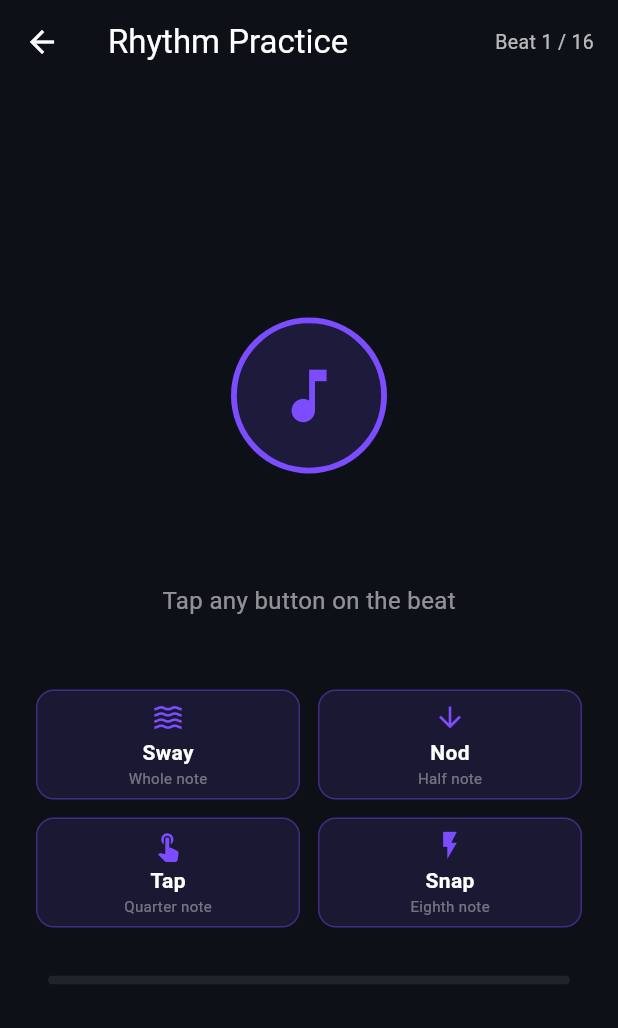
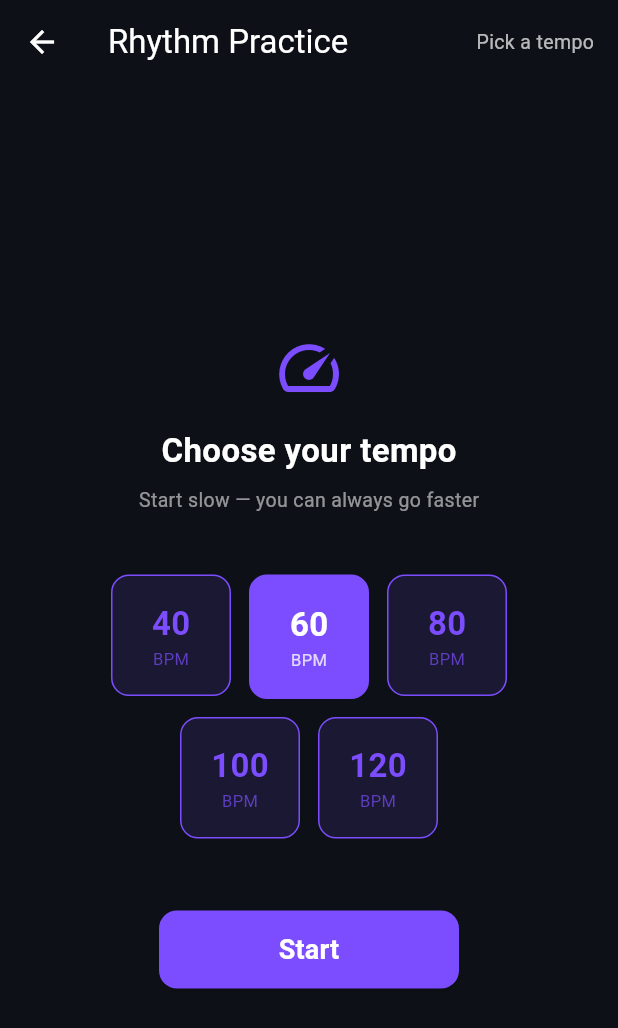
Before and after one commit to scomofo/harmony-knight, a Flutter app: the RhythmScreen screen opened by its route, on a phone screen of 412 x 824 dp. Shown: the top 1028 px of the screen. Run offline on Flutter 3.47's test engine with Material 3 defaults, Android fonts, the phone set to English and light mode, and no system bars; our stand-ins replace equatable, flutter_riverpod, go_router, just_audio, shared_preferences; missing offline and left inert: flutter_audio_capture, flutter_soloud, pitch_detector_dart; accounts and stored records are empty; statements that could not run were skipped.

Commit message:
feat(sprint-6): answer audio, harmony points, BPM chooser, fever haptic, rhythm recording
S6-M1: SoundFeedbackService -- MIDI 64 correct tone (300ms) and MIDI 41 wrong
tone (150ms) pre-generated via ToneGenerator+SoLoud; soundFeedbackProvider added
to AudioInitNotifier; playCorrect()/playWrong() wired in PracticeScreen._handleAnswer().

S6-M2: RhythmScreen BPM chooser -- _buildBpmPicker() overlay with 5 presets
(40/60/80/100/120 BPM, default 60); Start button calls _startExercise() which
starts MetronomeService at chosen BPM; metronome no longer auto-starts on init.

S6-M3: Practice harmony point awards -- each correct answer awards
fever.streakMultiplier.round() harmony points; fever evaluated before award so
multiplier is current; star counter on HomeScreen now responds to practice.

S6-S1: Fever Mode haptic + duel multiplier -- ref.listen on feverProvider fires
HapticEngine.feverModeActivation() on first fever activation; duel rewards
multiplied by fever.streakMultiplier.round() (capped at 3x, max 300 pts).

S6-S2: Rhythm session recording -- _recordSession() called on RhythmScreen
completion; exerciseType=rhythm; sessions appear in HeatmapScreen history.

Co-Authored-By: Claude Sonnet 4.6 <noreply@anthropic.com>

```diff
--- a/lib/providers/duel_provider.dart
+++ b/lib/providers/duel_provider.dart
@@ -3,6 +3,7 @@ import 'package:harmony_knight/core/constants.dart';
 import 'package:harmony_knight/models/note.dart';
 import 'package:harmony_knight/models/duel_state.dart';
 import 'package:harmony_knight/engine/duel_engine.dart';
+import 'package:harmony_knight/providers/fever_provider.dart';
 import 'package:harmony_knight/providers/scaffolding_provider.dart';
 
 /// State notifier for the Collaborative Counterpoint Duel.
@@ -126,7 +127,10 @@ class DuelNotifier extends StateNotifier<DuelState> {
   }
 
   void _awardDuelRewards(double harmonyMeter) {
-    final points = (harmonyMeter * 100).round().clamp(1, 100);
+    final basePoints = (harmonyMeter * 100).round().clamp(1, 100);
+    final fever = _ref.read(feverProvider);
+    final multiplier = fever.isFeverActive ? fever.streakMultiplier.round().clamp(1, 3) : 1;
+    final points = (basePoints * multiplier).clamp(1, 300);
     final progress = _ref.read(playerProgressProvider.notifier);
     progress.addHarmonyPoints(points);
     progress.recordDuelWin();
--- a/lib/screens/rhythm_screen.dart
+++ b/lib/screens/rhythm_screen.dart
@@ -4,6 +4,8 @@ import 'package:flutter/material.dart';
 import 'package:flutter_riverpod/flutter_riverpod.dart';
 import 'package:go_router/go_router.dart';
 import 'package:harmony_knight/engine/metronome_service.dart';
+import 'package:harmony_knight/engine/persistence.dart';
+import 'package:harmony_knight/providers/scaffolding_provider.dart';
 import 'package:harmony_knight/providers/session_prefs_provider.dart';
 
 /// Level 2 Rhythm Exercise Screen.
@@ -28,10 +30,14 @@ class RhythmScreen extends ConsumerStatefulWidget {
 class _RhythmScreenState extends ConsumerState<RhythmScreen>
     with SingleTickerProviderStateMixin {
   static const int _totalBeats = 16;
-  static const int _bpm = 60;
   static const int _beatsPerMeasure = 4;
+  static const List<int> _bpmPresets = [40, 60, 80, 100, 120];
 
   final MetronomeService _metronome = MetronomeService();
+  final PersistenceService _persistence = PersistenceService();
+
+  int _selectedBpm = 60;
+  bool _bpmChosen = false;
 
   int _beatsDone = 0;
   int _totalPoints = 0;
@@ -48,9 +54,14 @@ class _RhythmScreenState extends ConsumerState<RhythmScreen>
   bool _sessionComplete = false;
   bool _waitMode = false; // True after a Miss — beat counter frozen.
 
+  // Session recording fields (S6-S2).
+  late final DateTime _sessionStartTime;
+  double _confidenceAtStart = 0.0;
+
   @override
   void initState() {
     super.initState();
+    _sessionStartTime = DateTime.now();
 
     _pulseController = AnimationController(
       vsync: this,
@@ -61,18 +72,22 @@ class _RhythmScreenState extends ConsumerState<RhythmScreen>
     );
 
     WidgetsBinding.instance.addPostFrameCallback((_) async {
+      _confidenceAtStart = ref.read(confidenceProvider);
+      await _metronome.initialize();
+      // Metronome starts only after the player picks a BPM — see _startExercise().
+    });
+  }
+
+  void _startExercise() {
     final prefs = ref.read(sessionPrefsProvider);
-      await _metronome.initialize();
     _metronome.start(
-        bpm: _bpm,
+      bpm: _selectedBpm,
       beatsPerMeasure: _beatsPerMeasure,
       metronomeEnabled: prefs.metronomeEnabled,
       hapticEnabled: prefs.hapticEnabled,
     );
-
-      // Register a periodic check to pulse the beat indicator.
     _startBeatPulse();
-    });
+    setState(() => _bpmChosen = true);
   }
 
   // Poll the metronome's lastBeatTimestamp to drive the visual pulse.
@@ -87,6 +102,25 @@ class _RhythmScreenState extends ConsumerState<RhythmScreen>
         if (mounted) _pulseController.forward(from: 0);
       }
     });
+  }
+
+  void _recordSession() {
+    final durationSeconds =
+        DateTime.now().difference(_sessionStartTime).inSeconds;
+    final grade = ref.read(playerProgressProvider).gradeLevel;
+    final confidenceNow = ref.read(confidenceProvider);
+    // correctNotes approximated as totalPoints / 3 (Perfect = 3pts per beat).
+    final correctNotes = (_totalPoints / 3).round().clamp(0, _totalBeats);
+    _persistence.recordSession(SessionRecord(
+      startedAt: _sessionStartTime,
+      durationSeconds: durationSeconds,
+      notesPlayed: _totalBeats,
+      correctNotes: correctNotes,
+      gradeLevel: grade,
+      exerciseType: 'rhythm',
+      confidenceAtStart: _confidenceAtStart,
+      confidenceAtEnd: confidenceNow,
+    ));
   }
 
   @override
@@ -148,6 +182,7 @@ class _RhythmScreenState extends ConsumerState<RhythmScreen>
 
       if (_beatsDone >= _totalBeats) {
         _metronome.stop();
+        _recordSession();
         setState(() => _sessionComplete = true);
       }
     }
@@ -176,7 +211,9 @@ class _RhythmScreenState extends ConsumerState<RhythmScreen>
             padding: const EdgeInsets.only(right: 16),
             child: Center(
               child: Text(
-                _sessionComplete
+                !_bpmChosen
+                    ? 'Pick a tempo'
+                    : _sessionComplete
                         ? 'Done!'
                         : 'Beat ${_beatsDone + 1} / $_totalBeats',
                 style: TextStyle(
@@ -188,7 +225,100 @@ class _RhythmScreenState extends ConsumerState<RhythmScreen>
           ),
         ],
       ),
-      body: _sessionComplete ? _buildComplete() : _buildExercise(),
+      body: !_bpmChosen
+          ? _buildBpmPicker()
+          : _sessionComplete
+              ? _buildComplete()
+              : _buildExercise(),
+    );
+  }
+
+  Widget _buildBpmPicker() {
+    return Center(
+      child: Padding(
+        padding: const EdgeInsets.symmetric(horizontal: 32),
+        child: Column(
+          mainAxisAlignment: MainAxisAlignment.center,
+          children: [
+            const Icon(Icons.speed, color: Color(0xFF7C4DFF), size: 48),
+            const SizedBox(height: 16),
+            const Text(
+              'Choose your tempo',
+              style: TextStyle(
+                color: Colors.white,
+                fontSize: 22,
+                fontWeight: FontWeight.bold,
+              ),
+            ),
+            const SizedBox(height: 8),
+            Text(
+              'Start slow — you can always go faster',
+              style: TextStyle(color: Colors.white.withAlpha(140), fontSize: 13),
+            ),
+            const SizedBox(height: 40),
+            Wrap(
+              spacing: 12,
+              runSpacing: 12,
+              alignment: WrapAlignment.center,
+              children: _bpmPresets.map((bpm) {
+                final selected = bpm == _selectedBpm;
+                return GestureDetector(
+                  onTap: () => setState(() => _selectedBpm = bpm),
+                  child: Container(
+                    width: 80,
+                    padding: const EdgeInsets.symmetric(vertical: 16),
+                    decoration: BoxDecoration(
+                      color: selected
+                          ? const Color(0xFF7C4DFF)
+                          : const Color(0xFF7C4DFF).withAlpha(30),
+                      border: Border.all(
+                        color: const Color(0xFF7C4DFF),
+                        width: selected ? 2 : 1,
+                      ),
+                      borderRadius: BorderRadius.circular(12),
+                    ),
+                    child: Column(
+                      children: [
+                        Text(
+                          '$bpm',
+                          style: TextStyle(
+                            color: selected ? Colors.white : const Color(0xFF7C4DFF),
+                            fontSize: 22,
+                            fontWeight: FontWeight.bold,
+                          ),
+                        ),
+                        Text(
+                          'BPM',
+                          style: TextStyle(
+                            color: selected
+                                ? Colors.white.withAlpha(200)
+                                : const Color(0xFF7C4DFF).withAlpha(180),
+                            fontSize: 11,
+                          ),
+                        ),
+                      ],
+                    ),
+                  ),
+                );
+              }).toList(),
+            ),
+            const SizedBox(height: 48),
+            ElevatedButton(
+              style: ElevatedButton.styleFrom(
+                backgroundColor: const Color(0xFF7C4DFF),
+                minimumSize: const Size(200, 52),
+                shape: RoundedRectangleBorder(
+                    borderRadius: BorderRadius.circular(12)),
+              ),
+              onPressed: _startExercise,
+              child: const Text(
+                'Start',
+                style: TextStyle(color: Colors.white, fontSize: 18, fontWeight: FontWeight.bold),
+              ),
+            ),
+          ],
+        ),
+      ),
     );
   }
 
```
Also changed, not shown: lib/engine/sound_feedback_service.dart (added, +64 -0 lines), lib/providers/audio_provider.dart (+13 -2 lines), lib/screens/practice_screen.dart (+27 -7 lines), production/sprint-status.yaml (+56 -1 lines), 1 other file. Lines whose indentation alone changed are shown as unchanged.
